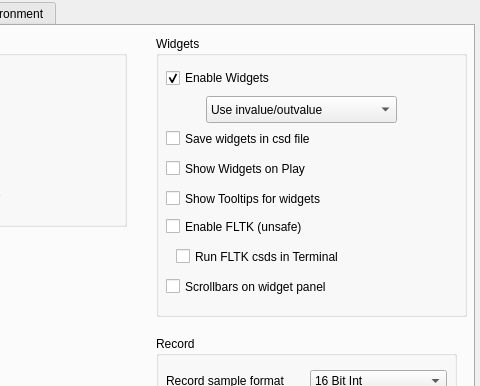
Above: src/configdialog.ui from CsoundQt/CsoundQt before the change; both pictures show x 206 to 686 and y 0 to 386 of the 686 by 601 pixel window. Below: the same form after it.
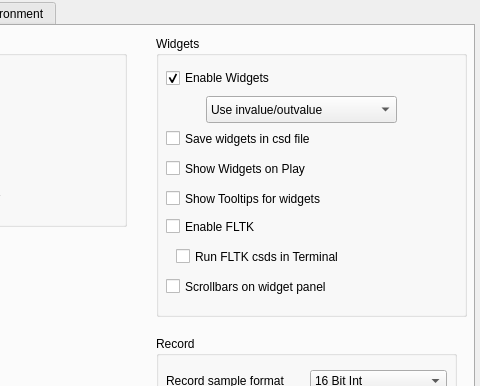
That is the form after the change. The open tabs and pages were chosen to show the change.

Commit message: Removed "unsafe" text from FLTK option, as it appears to be working fine Inspector now updates automatically Fixe crashing when changing tabs Less debug text

Patch:
```diff
--- a/src/configdialog.ui
+++ b/src/configdialog.ui
@@ -566,7 +566,7 @@
        <string>FLTK widgets from Csound can crash when running using the API. Preferably leave unchecked and run Csound from the terminal</string>
       </property>
       <property name="text">
-       <string>Enable FLTK (unsafe)</string>
+       <string>Enable FLTK</string>
       </property>
      </widget>
      <widget class="QComboBox" name="channelComboBox">
```
Left out of the diff: 2 changed lines with no effect on the pictures. The commit also changes 6 other files.
